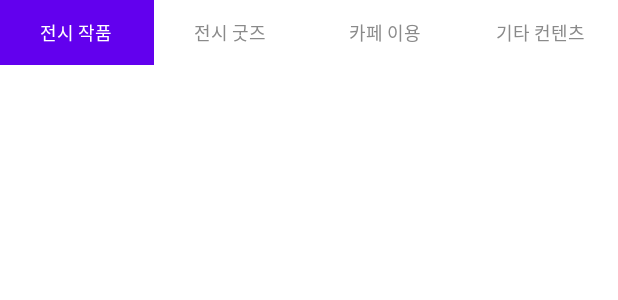
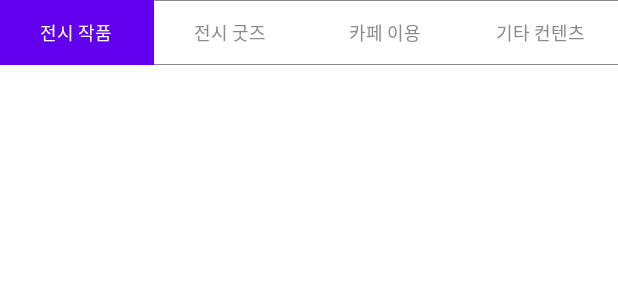
Before and after one commit to pooya98/values, an Android app: the layout fragment_01.xml on its own in the app's theme, with its tools: preview values and no code run, on a phone screen of 412 x 824 dp. Shown: the top 300 px of the screen. Run offline under Robolectric (Android 15) with nearby library versions, the light colour scheme and no system bars.

Commit message:
Fragment01, 02, 04 레이아웃 파일에 변경된 상단 네비게이션 바 디자인 적용

```diff
--- a/app/src/main/res/layout/fragment_01.xml
+++ b/app/src/main/res/layout/fragment_01.xml
@@ -26,7 +26,8 @@
                 android:layout_height="wrap_content"
                 android:layout_marginBottom="8dp"
                 android:gravity="center_horizontal"
-                android:orientation="horizontal">
+                android:orientation="horizontal"
+                android:background="@drawable/radiogroup_stroke">
 
                 <!-- 네이게이션 1번째 버튼(전시 작품) -->
                 <RadioButton
--- a/app/src/main/res/layout/fragment_02.xml
+++ b/app/src/main/res/layout/fragment_02.xml
@@ -25,7 +25,8 @@
                 android:layout_height="wrap_content"
                 android:layout_marginBottom="8dp"
                 android:gravity="center_horizontal"
-                android:orientation="horizontal">
+                android:orientation="horizontal"
+                android:background="@drawable/radiogroup_stroke">
 
                 <!-- 네이게이션 1번째 버튼(전시+굿즈) -->
                 <RadioButton
--- a/app/src/main/res/layout/fragment_04.xml
+++ b/app/src/main/res/layout/fragment_04.xml
@@ -25,7 +25,8 @@
                 android:layout_height="wrap_content"
                 android:layout_marginBottom="8dp"
                 android:gravity="center_horizontal"
-                android:orientation="horizontal">
+                android:orientation="horizontal"
+                android:background="@drawable/radiogroup_stroke">
 
                 <!-- 네이게이션 1번째 버튼(나의 인지도) -->
                 <RadioButton
```
